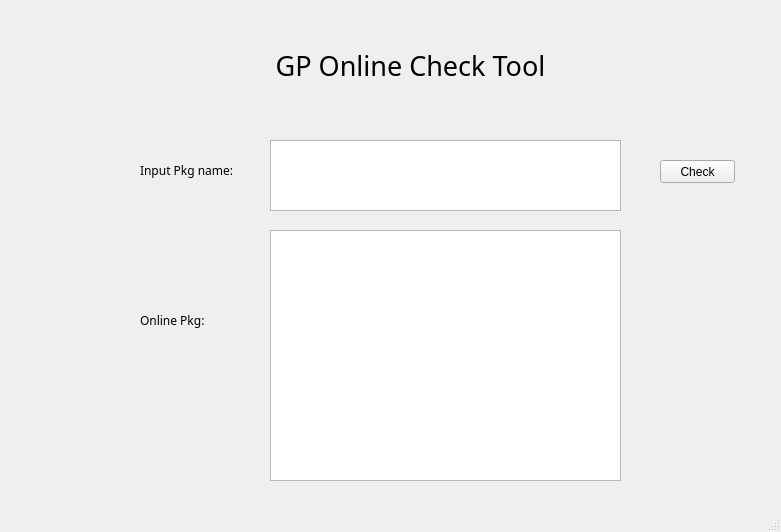
Qt form GP_Online_Check.ui (TonyCCCC/GP_Online_Check) before a commit.
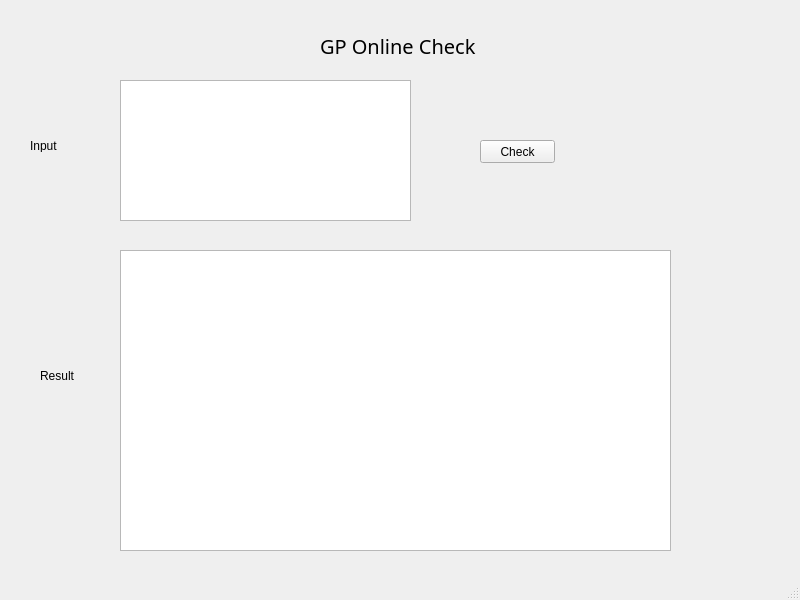
The same form after that commit.

```diff
--- a/GP_Online_Check.ui
+++ b/GP_Online_Check.ui
@@ -6,97 +6,19 @@
    <rect>
     <x>0</x>
     <y>0</y>
-    <width>781</width>
-    <height>532</height>
+    <width>800</width>
+    <height>600</height>
    </rect>
   </property>
   <property name="windowTitle">
    <string>MainWindow</string>
   </property>
   <widget class="QWidget" name="centralwidget">
-   <widget class="QLabel" name="title">
-    <property name="geometry">
-     <rect>
-      <x>240</x>
-      <y>30</y>
-      <width>341</width>
-      <height>71</height>
-     </rect>
-    </property>
-    <property name="font">
-     <font>
-      <family>Arial Black</family>
-      <pointsize>20</pointsize>
-     </font>
-    </property>
-    <property name="text">
-     <string>GP Online Check Tool</string>
-    </property>
-    <property name="alignment">
-     <set>Qt::AlignCenter</set>
-    </property>
-   </widget>
-   <widget class="QLabel" name="input_label">
-    <property name="geometry">
-     <rect>
-      <x>140</x>
-      <y>160</y>
-      <width>101</width>
-      <height>21</height>
-     </rect>
-    </property>
-    <property name="font">
-     <font>
-      <family>Arial Unicode MS</family>
-     </font>
-    </property>
-    <property name="text">
-     <string>Input Pkg name:</string>
-    </property>
-   </widget>
-   <widget class="QLabel" name="result_label">
-    <property name="geometry">
-     <rect>
-      <x>140</x>
-      <y>310</y>
-      <width>101</width>
-      <height>21</height>
-     </rect>
-    </property>
-    <property name="font">
-     <font>
-      <family>Arial Unicode MS</family>
-     </font>
-    </property>
-    <property name="text">
-     <string>Online Pkg:</string>
-    </property>
-   </widget>
-   <widget class="QTextEdit" name="input_box">
-    <property name="geometry">
-     <rect>
-      <x>270</x>
-      <y>140</y>
-      <width>351</width>
-      <height>71</height>
-     </rect>
-    </property>
-   </widget>
-   <widget class="QTextEdit" name="result_box">
-    <property name="geometry">
-     <rect>
-      <x>270</x>
-      <y>230</y>
-      <width>351</width>
-      <height>251</height>
-     </rect>
-    </property>
-   </widget>
    <widget class="QPushButton" name="check_button">
     <property name="geometry">
      <rect>
-      <x>660</x>
-      <y>160</y>
+      <x>480</x>
+      <y>140</y>
       <width>75</width>
       <height>23</height>
      </rect>
@@ -105,6 +27,71 @@
      <string>Check</string>
     </property>
    </widget>
+   <widget class="QLabel" name="label">
+    <property name="geometry">
+     <rect>
+      <x>30</x>
+      <y>140</y>
+      <width>54</width>
+      <height>12</height>
+     </rect>
+    </property>
+    <property name="text">
+     <string>Input</string>
+    </property>
+   </widget>
+   <widget class="QLabel" name="label_2">
+    <property name="geometry">
+     <rect>
+      <x>40</x>
+      <y>370</y>
+      <width>54</width>
+      <height>12</height>
+     </rect>
+    </property>
+    <property name="text">
+     <string>Result</string>
+    </property>
+   </widget>
+   <widget class="QLabel" name="label_3">
+    <property name="geometry">
+     <rect>
+      <x>320</x>
+      <y>30</y>
+      <width>211</width>
+      <height>31</height>
+     </rect>
+    </property>
+    <property name="font">
+     <font>
+      <family>Arial Black</family>
+      <pointsize>15</pointsize>
+     </font>
+    </property>
+    <property name="text">
+     <string>GP Online Check</string>
+    </property>
+   </widget>
+   <widget class="QTextEdit" name="input_box">
+    <property name="geometry">
+     <rect>
+      <x>120</x>
+      <y>80</y>
+      <width>291</width>
+      <height>141</height>
+     </rect>
+    </property>
+   </widget>
+   <widget class="QTextEdit" name="result_box">
+    <property name="geometry">
+     <rect>
+      <x>120</x>
+      <y>250</y>
+      <width>551</width>
+      <height>301</height>
+     </rect>
+    </property>
+   </widget>
   </widget>
   <widget class="QMenuBar" name="menubar">
    <property name="geometry">
```
Left out of the diff: 2 changed lines with no effect on the pictures.
